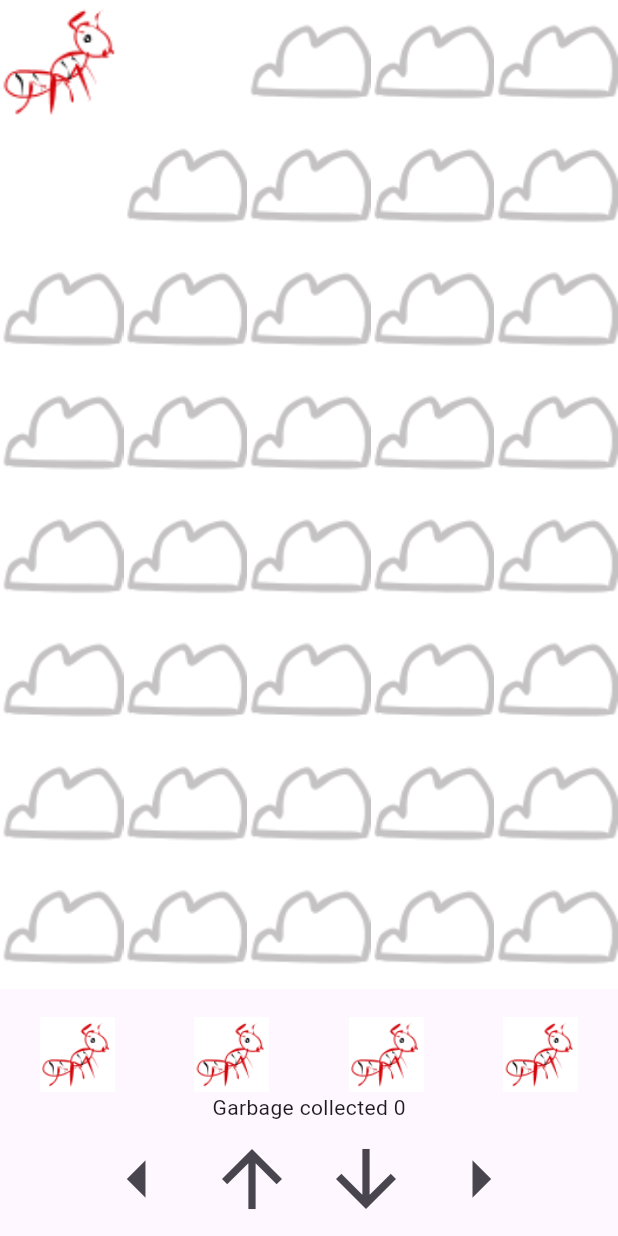
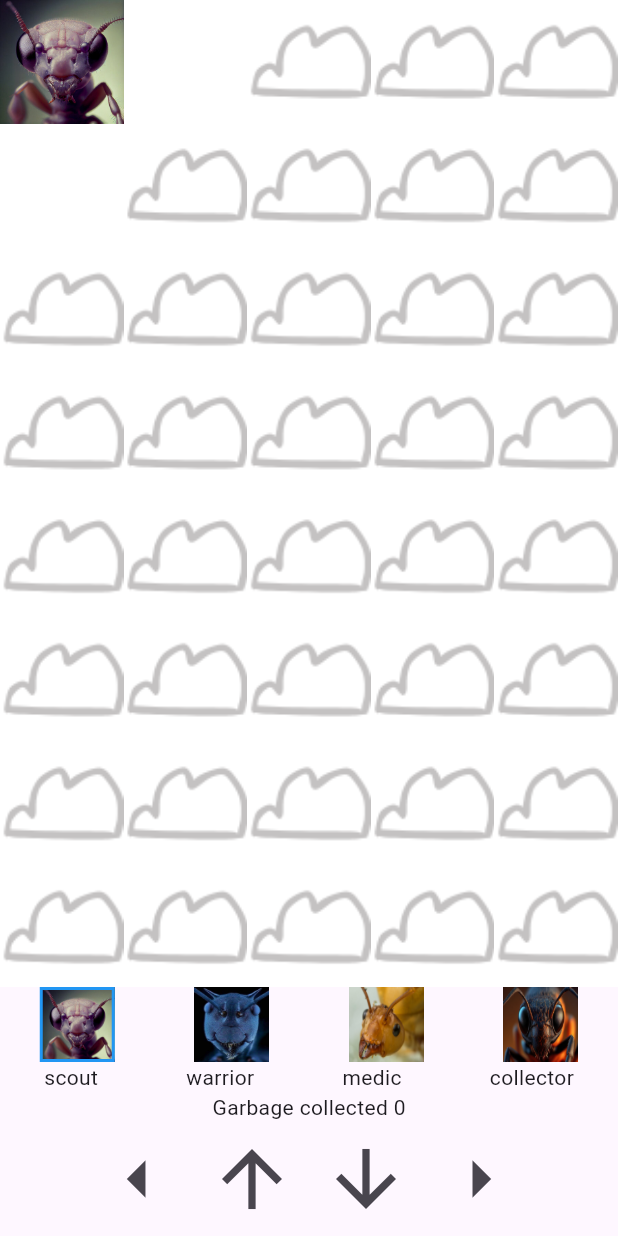
Before and after one commit to ask-org/googleFlutterDevComp, a Flutter app: the screen it shows after launch, on a phone screen of 412 x 824 dp. Run offline on Flutter 3.47's test engine with Material 3 defaults, Android fonts, the phone set to English and light mode, and no system bars.

Commit message:
move move

```diff
--- a/lib/scene/Scout.dart
+++ b/lib/scene/Scout.dart
@@ -16,35 +16,13 @@ class _ScoutPageState extends State<ScoutPage> {
   Global global = Global();
   Utils utils = Utils();
   Player player = Player(
-    className: "medic",
-    carryingLoad: 2,
-    lightSource: 1,
-    health: 10,
-    position: 0,
-  );
-
-  Player scout = Player(
-      className: 'scout',
+      className: 'medic', //can move when medic is selected
       carryingLoad: 1,
       lightSource: 2,
       health: 5,
       position: 0);
 
-  Player warrior = Player(
-      className: 'warrior',
-      carryingLoad: 1,
-      lightSource: 1,
-      health: 15,
-      position: 0);
-
-  Player collector = Player(
-      className: 'collector',
-      carryingLoad: 4,
-      lightSource: 1,
-      health: 10,
-      position: 0);
-
-  String selectedCharacter = 'scout';
+  String selectedCharacterType = 'scout';
 
   IconData button1 = Icons.arrow_left;
   IconData button2 = Icons.arrow_upward;
@@ -104,7 +82,8 @@ class _ScoutPageState extends State<ScoutPage> {
                         decoration: BoxDecoration(
                           image: DecorationImage(
                             image: isPlayer(index)
-                                ? const AssetImage("assets/images/player.png")
+                                ? AssetImage(
+                                    "assets/images/$selectedCharacterType.png")
                                 : checkVisible(index)
                                     ? utils.isCollectable(index)
                                         ? const AssetImage(
@@ -130,63 +109,88 @@ class _ScoutPageState extends State<ScoutPage> {
               InkWell(
                 onTap: () {
                   setState(() {
-                    selectedCharacter = scout.className;
+                    selectedCharacterType = 'scout';
                   });
+                  print(selectedCharacterType);
                 },
                 child: Container(
                   height: 50,
                   width: 50,
-                  decoration: const BoxDecoration(
-                      image: DecorationImage(
+                  decoration: BoxDecoration(
+                      border: selectedCharacterType == 'scout'
+                          ? Border.all(color: Colors.blue, width: 2.0)
+                          : null,
+                      image: const DecorationImage(
                           fit: BoxFit.fill,
-                          image: AssetImage("assets/images/player.png"))),
+                          image: AssetImage("assets/images/scout.png"))),
                 ),
               ),
               InkWell(
                 onTap: () {
                   setState(() {
-                    selectedCharacter = collector.className;
+                    selectedCharacterType = 'warrior';
                   });
+                  print(selectedCharacterType);
                 },
                 child: Container(
                   height: 50,
                   width: 50,
-                  decoration: const BoxDecoration(
-                      image: DecorationImage(
+                  decoration: BoxDecoration(
+                      border: selectedCharacterType == 'warrior'
+                          ? Border.all(color: Colors.blue, width: 2.0)
+                          : null,
+                      image: const DecorationImage(
                           fit: BoxFit.fill,
-                          image: AssetImage("assets/images/player.png"))),
+                          image: AssetImage("assets/images/warrior.png"))),
                 ),
               ),
               InkWell(
                 onTap: () {
                   setState(() {
-                    selectedCharacter = player.className;
+                    selectedCharacterType = 'medic';
                   });
+                  print(selectedCharacterType);
                 },
                 child: Container(
                   height: 50,
                   width: 50,
-                  decoration: const BoxDecoration(
-                      image: DecorationImage(
+                  decoration: BoxDecoration(
+                      border: selectedCharacterType == 'medic'
+                          ? Border.all(color: Colors.blue, width: 2.0)
+                          : null,
+                      image: const DecorationImage(
                           fit: BoxFit.fill,
-                          image: AssetImage("assets/images/player.png"))),
+                          image: AssetImage("assets/images/medic.png"))),
                 ),
               ),
               InkWell(
                 onTap: () {
                   setState(() {
-                    selectedCharacter = warrior.className;
+                    selectedCharacterType = 'collector';
                   });
+                  print(selectedCharacterType);
                 },
                 child: Container(
                   height: 50,
                   width: 50,
-                  decoration: const BoxDecoration(
-                      image: DecorationImage(
+                  decoration: BoxDecoration(
+                      border: selectedCharacterType == 'collector'
+                          ? Border.all(color: Colors.blue, width: 2.0)
+                          : null,
+                      image: const DecorationImage(
                           fit: BoxFit.fill,
-                          image: AssetImage("assets/images/player.png"))),
+                          image: AssetImage("assets/images/collector.png"))),
                 ),
               ),
+            ],
+          ),
+          const Row(
+            mainAxisAlignment: MainAxisAlignment.spaceAround,
+            children: [
+              Text('scout'),
+              Text('warrior'),
+              Text('medic'),
+              Text('collector')
             ],
           ),
           Text("Garbage collected $collectableCount"),
@@ -197,7 +201,8 @@ class _ScoutPageState extends State<ScoutPage> {
                   setState(() {
                     player.moveLeft(
                         intendedPosition:
-                            utils.checkPosition(player.position - 1));
+                            utils.checkPosition(player.position - 1),
+                        characterType: selectedCharacterType);
                   });
                 },
                 icon: Icon(
@@ -210,7 +215,8 @@ class _ScoutPageState extends State<ScoutPage> {
                   setState(() {
                     player.moveUp(
                         intendedPosition: utils.checkPosition(
-                            player.position - global.cols as int));
+                            player.position - global.cols as int),
+                        characterType: selectedCharacterType);
                   });
                 },
                 icon: Icon(
@@ -223,7 +229,8 @@ class _ScoutPageState extends State<ScoutPage> {
                   setState(() {
                     player.moveDown(
                         intendedPosition: utils.checkPosition(
-                            player.position + global.cols as int));
+                            player.position + global.cols as int),
+                        characterType: selectedCharacterType);
                   });
                 },
                 icon: Icon(
@@ -236,7 +243,8 @@ class _ScoutPageState extends State<ScoutPage> {
                   setState(() {
                     player.moveRight(
                         intendedPosition:
-                            utils.checkPosition(player.position + 1));
+                            utils.checkPosition(player.position + 1),
+                        characterType: selectedCharacterType);
                   });
                 },
                 icon: Icon(
```
Also changed, not shown: lib/scout/player.dart (+17 -4 lines), assets/images/collector.png (added), assets/images/medic.png (added), assets/images/scout.png (added), assets/images/warrior.png (added), 1 other file.
